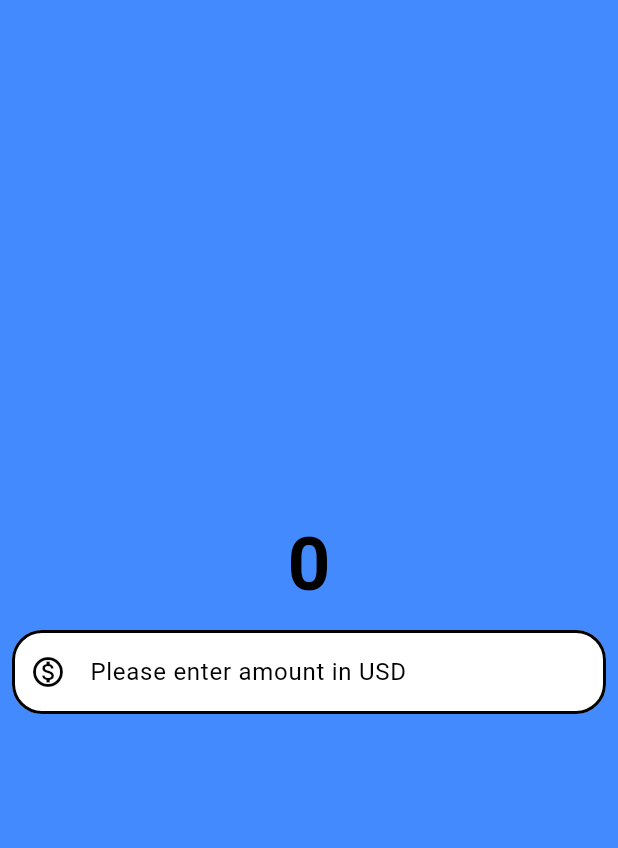
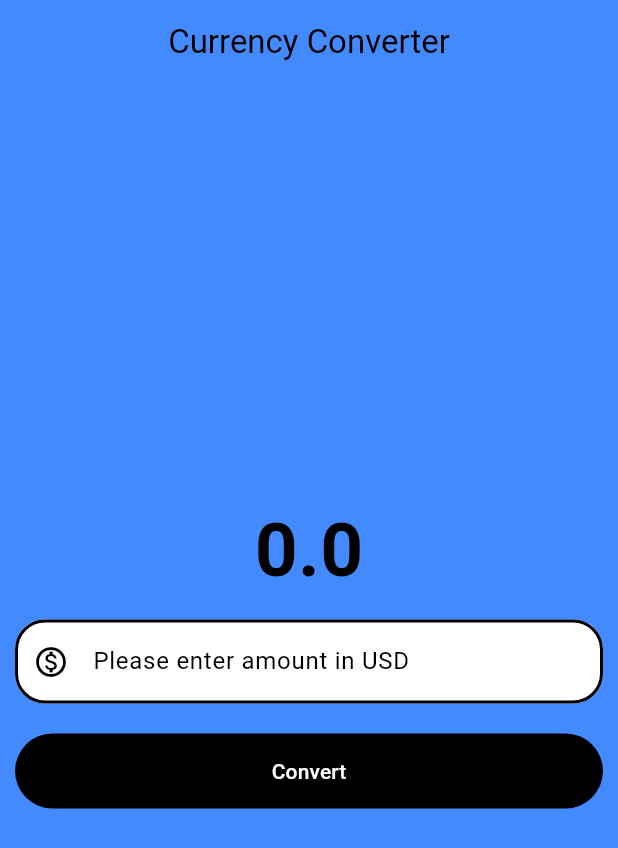
Before and after one commit to Shaun-Titus/currency_converter, a Flutter app: the screen it shows after launch, on a phone screen of 412 x 824 dp. Shown: the top 848 px of the screen. Run offline on Flutter 3.47's test engine with Material 3 defaults, Android fonts, the phone set to English and light mode, and no system bars.

```diff
--- a/lib/currency_converter_material_page.dart
+++ b/lib/currency_converter_material_page.dart
@@ -1,9 +1,23 @@
 import 'package:flutter/material.dart';
 
-class CurrencyConverterMaterialPage extends StatelessWidget {
+
+class CurrencyConverterMaterialPage extends StatefulWidget {
   const CurrencyConverterMaterialPage({super.key});
+
   @override
+  State<CurrencyConverterMaterialPage> createState() {
+     return _CurrencyConverterMaterialPageState();
+  }
+}
+
+class _CurrencyConverterMaterialPageState
+            extends State<CurrencyConverterMaterialPage>{
+     @override
   Widget build(BuildContext context){
+print("build fn");
+    double result = 0;
+    final TextEditingController textEditingController = TextEditingController();
+
     final border =OutlineInputBorder(
                     borderSide: const BorderSide(
                       width: 2.0,
@@ -13,12 +27,24 @@ class CurrencyConverterMaterialPage extends StatelessWidget {
                   );
     return  Scaffold(
       backgroundColor: Colors.blueAccent,
+          appBar: AppBar(
+            backgroundColor: Colors.blueAccent,
+            elevation: 0,
+            title: Text("Currency Converter",
+            style: TextStyle(color: Colors.black),
+            ),
+            centerTitle: true,
+            actions: [
+
+            ],
+            ),
           body: Center(
             child:Column(
               mainAxisAlignment: MainAxisAlignment.center,
                 children: [
-                const Text("0" ,
-                style: TextStyle(
+                 Text(
+                  result.toString(),
+                style: const TextStyle(
                   fontSize: 50,
                   fontWeight: FontWeight.bold,
                   color: Colors.black,
@@ -28,8 +54,9 @@ class CurrencyConverterMaterialPage extends StatelessWidget {
               // container
 
               Padding(
-                padding: const EdgeInsets.all(8.0),
+                padding: const EdgeInsets.all(10),
                 child: TextField(
+                  controller: textEditingController,
                   decoration: InputDecoration(
                     hintText: "Please enter amount in USD",
                     hintStyle: const TextStyle(
@@ -47,6 +74,20 @@ class CurrencyConverterMaterialPage extends StatelessWidget {
                    )
                  ),
               ),
+              // time for button
+              Padding(
+                padding: const EdgeInsets.all(10.0),
+                child: TextButton(onPressed: () {
+                      result = double.parse(textEditingController.text)*86;
+                  },
+                   style:TextButton.styleFrom(
+                    backgroundColor: Colors.black,
+                    foregroundColor: Colors.white,
+                    minimumSize: const Size(double.infinity, 50),
+                   ),
+                   child: const Text("Convert")
+                   ),
+              )
               ], // children
             ),
           ),
--- a/lib/main.dart
+++ b/lib/main.dart
@@ -11,7 +11,7 @@ class MyApp extends StatelessWidget{
 
   @override
   Widget build(BuildContext context){
-      return MaterialApp(
+      return const MaterialApp(
         home: CurrencyConverterMaterialPage(),
       );
   }
```
